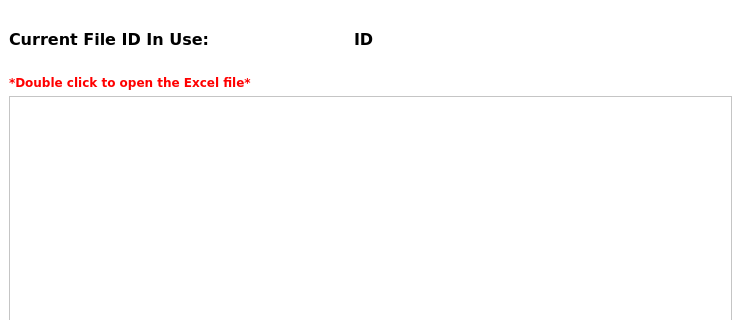
The window that app/gui/resources/constants_page.ui (JasonLaux/DC-Boxjelly) describes before a commit, drawn with Qt 5; both pictures show x 0 to 741 and y 0 to 320 of the 741 by 504 pixel window.
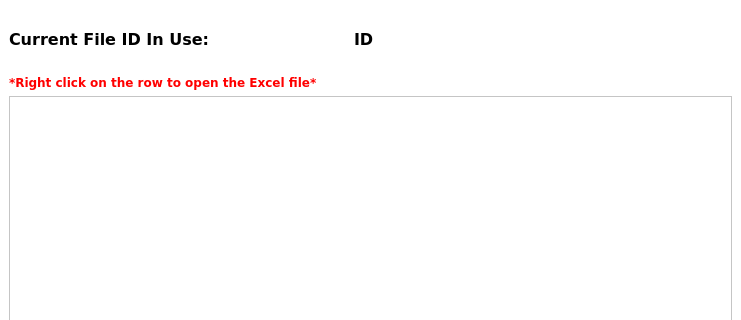
The same window after the commit.

Commit message: Edited instruction to open the excel file

```diff
--- a/app/gui/resources/constants_page.ui
+++ b/app/gui/resources/constants_page.ui
@@ -107,7 +107,7 @@
        <string notr="true">color: rgb(255, 0, 0);</string>
       </property>
       <property name="text">
-       <string>*Double click to open the Excel file*</string>
+       <string>*Right click on the row to open the Excel file*</string>
       </property>
      </widget>
     </item>
```
